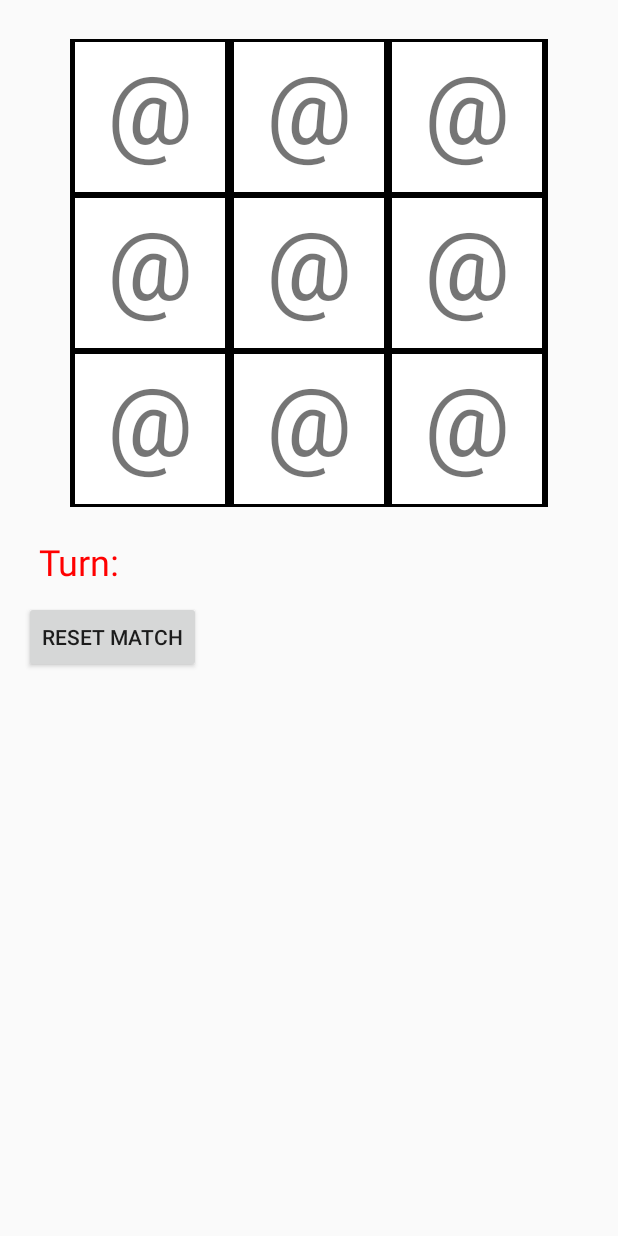
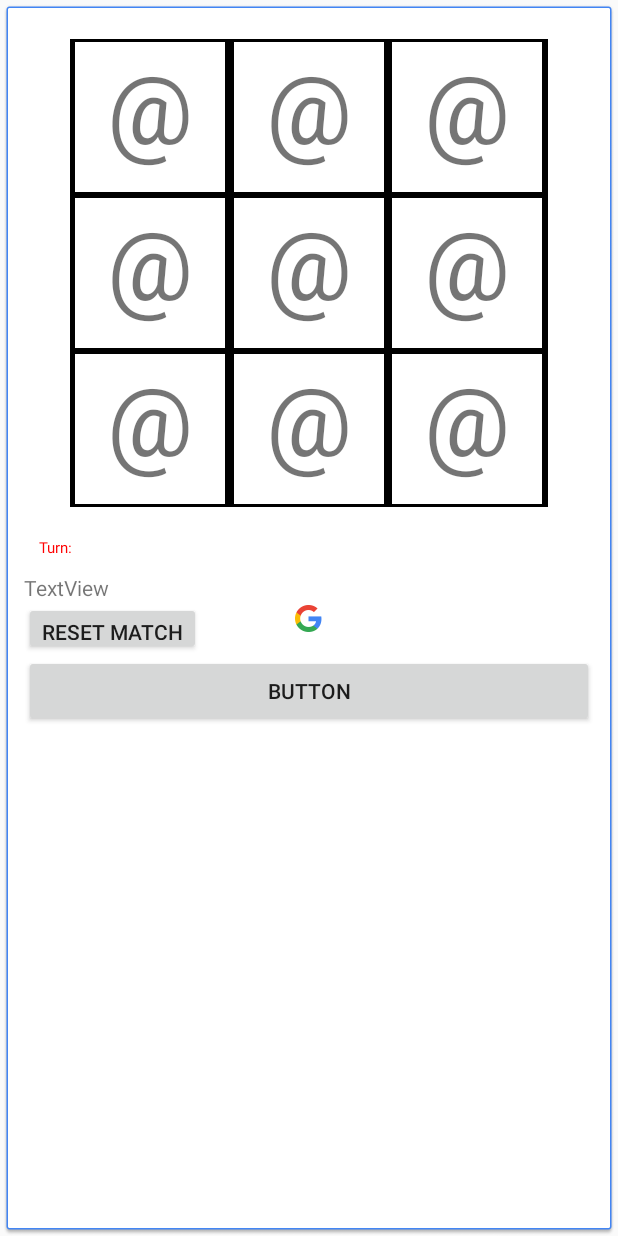
Before and after one commit to derek-williams/leanplum-android, an Android app: the layout activity_board.xml on its own in the app's theme, with its tools: preview values and no code run, on a phone screen of 412 x 824 dp. Run offline under Robolectric (Android 15) with nearby library versions, the phone set to English and light mode, and no system bars.

Commit message:
change message change background dictionary support

```diff
--- a/app/build.gradle
+++ b/app/build.gradle
@@ -6,7 +6,7 @@ android {
 
     defaultConfig {
         applicationId "com.derek.tictactoe"
-        minSdkVersion 15
+        minSdkVersion 24
         targetSdkVersion 26
         versionCode 1
         versionName "1.0"
--- a/app/src/main/java/com/derek/tictactoe/LoginActivity.java
+++ b/app/src/main/java/com/derek/tictactoe/LoginActivity.java
@@ -76,7 +76,7 @@ public class LoginActivity extends AppCompatActivity implements LoaderCallbacks<
         mEmailView = (AutoCompleteTextView) findViewById(R.id.email);
         populateAutoComplete();
 
-        mPasswordView = (EditText) findViewById(R.id.password);
+        /*mPasswordView = (EditText) findViewById(R.id.password);
         mPasswordView.setOnEditorActionListener(new TextView.OnEditorActionListener() {
             @Override
             public boolean onEditorAction(TextView textView, int id, KeyEvent keyEvent) {
@@ -86,7 +86,7 @@ public class LoginActivity extends AppCompatActivity implements LoaderCallbacks<
                 }
                 return false;
             }
-        });
+        });*/
 
         Button mEmailSignInButton = (Button) findViewById(R.id.email_sign_in_button);
         mEmailSignInButton.setOnClickListener(new OnClickListener() {
--- a/app/src/main/res/layout/activity_board.xml
+++ b/app/src/main/res/layout/activity_board.xml
@@ -1,82 +1,95 @@
 <LinearLayout xmlns:android="http://schemas.android.com/apk/res/android"
-    xmlns:tools="http://schemas.android.com/tools" android:layout_width="match_parent"
-    android:layout_height="match_parent" android:paddingLeft="@dimen/activity_horizontal_margin"
+    xmlns:app="http://schemas.android.com/apk/res-auto"
+    xmlns:tools="http://schemas.android.com/tools"
+    android:id="@+id/main"
+    android:layout_width="match_parent"
+    android:layout_height="match_parent"
+    android:background="@drawable/common_google_signin_btn_icon_dark"
     android:orientation="vertical"
+    android:paddingBottom="@dimen/activity_vertical_margin"
+    android:paddingLeft="@dimen/activity_horizontal_margin"
     android:paddingRight="@dimen/activity_horizontal_margin"
     android:paddingTop="@dimen/activity_vertical_margin"
-    android:paddingBottom="@dimen/activity_vertical_margin" tools:context=".Board">
+    tools:context=".Board">
 
 
     <TableLayout
+        android:id="@+id/mainBoard"
         android:layout_width="wrap_content"
         android:layout_height="wrap_content"
-        android:gravity="center"
         android:layout_gravity="top|center"
         android:clickable="true"
-        android:padding="10dp"
-        android:id="@+id/mainBoard"
+        android:gravity="center"
         android:nestedScrollingEnabled="false"
-        >
+        android:padding="10dp">
 
         <TableRow
-            style="@style/TableRow"
             android:id="@+id/row0"
-            >
+            style="@style/TableRow">
+
             <TextView
-                android:layout_column="0"
-                style="@style/LeftCell">
+                style="@style/LeftCell"
+                android:layout_column="0">
 
             </TextView>
+
             <TextView
-                android:layout_column="1"
-                style="@style/MiddleCell">
+                style="@style/MiddleCell"
+                android:layout_column="1">
 
             </TextView>
+
             <TextView
-                android:layout_column="2"
-                style="@style/RightCell">
+                style="@style/RightCell"
+                android:layout_column="2">
 
             </TextView>
 
         </TableRow>
+
         <TableRow
-            style="@style/TableRow"
             android:id="@+id/row1"
-            >
+            style="@style/TableRow">
+
             <TextView
-                android:layout_column="0"
-                style="@style/LeftCell">
+                style="@style/LeftCell"
+                android:layout_column="0">
 
             </TextView>
+
             <TextView
-                android:layout_column="1"
-                style="@style/MiddleCell">
+                style="@style/MiddleCell"
+                android:layout_column="1">
 
             </TextView>
+
             <TextView
-                android:layout_column="2"
-                style="@style/RightCell">
+                style="@style/RightCell"
+                android:layout_column="2">
 
             </TextView>
 
         </TableRow>
+
         <TableRow
-            style="@style/TableRow"
             android:id="@+id/row2"
-            >
+            style="@style/TableRow">
+
             <TextView
-                android:layout_column="0"
-                style="@style/LeftCell">
+                style="@style/LeftCell"
+                android:layout_column="0">
 
             </TextView>
+
             <TextView
-                android:layout_column="1"
-                style="@style/MiddleCell">
+                style="@style/MiddleCell"
+                android:layout_column="1">
 
             </TextView>
+
             <TextView
-                android:layout_column="2"
-                style="@style/RightCell">
+                style="@style/RightCell"
+                android:layout_column="2">
 
             </TextView>
 
@@ -85,21 +98,31 @@
     </TableLayout>
 
     <TextView
-        android:layout_width="fill_parent"
+        android:id="@+id/turn"
+        android:layout_width="match_parent"
         android:layout_height="wrap_content"
-        android:text="Turn: "
-        android:id="@+id/turn"
         android:gravity="left"
         android:padding="10dp"
-        android:textSize="24sp"
+        android:text="Turn: "
         android:textColor="@color/red"
-        />
+        android:textSize="10sp" />
+
+    <TextView
+        android:id="@+id/power"
+        android:layout_width="match_parent"
+        android:layout_height="wrap_content"
+        android:text="TextView" />
 
     <Button
+        android:id="@+id/reset"
         android:layout_width="wrap_content"
+        android:layout_height="35dp"
+        android:text="Reset Match" />
+
+    <Button
+        android:id="@+id/lp"
+        android:layout_width="match_parent"
         android:layout_height="wrap_content"
-        android:text="Reset Match"
-        android:id="@+id/reset"
-        />
+        android:text="Button" />
 
 </LinearLayout>
```
Also changed, not shown: app/src/main/java/com/derek/tictactoe/Board.java (+55 -3 lines), app/src/main/res/layout/activity_login.xml (+0 -12 lines), 67 other files.
